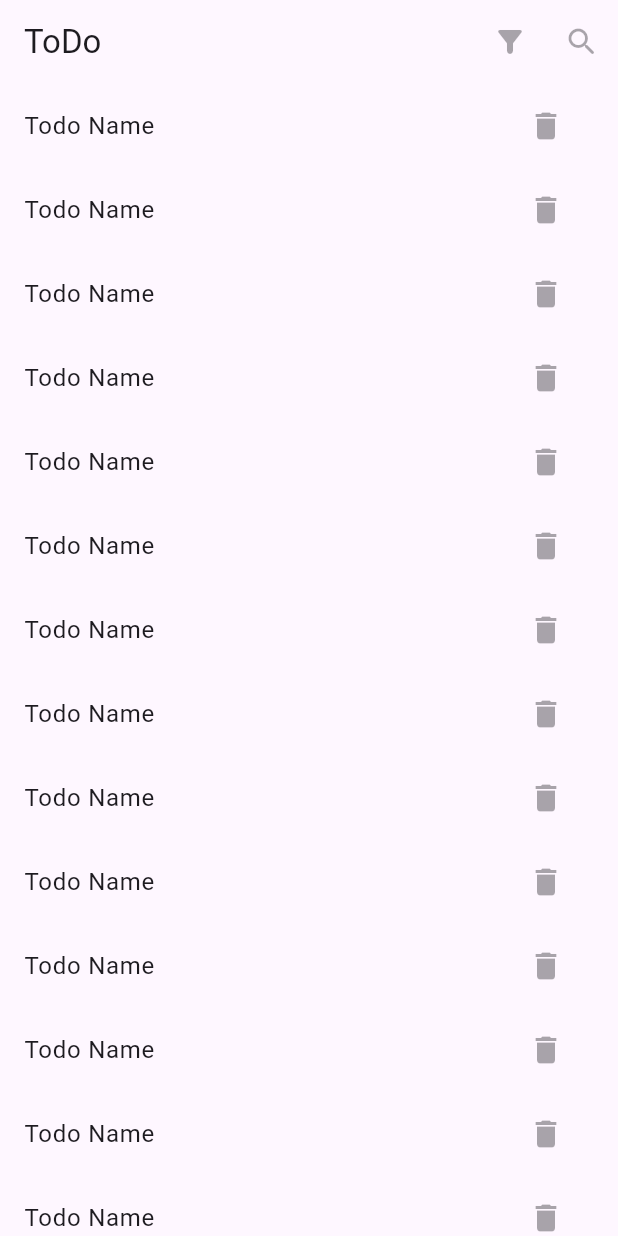
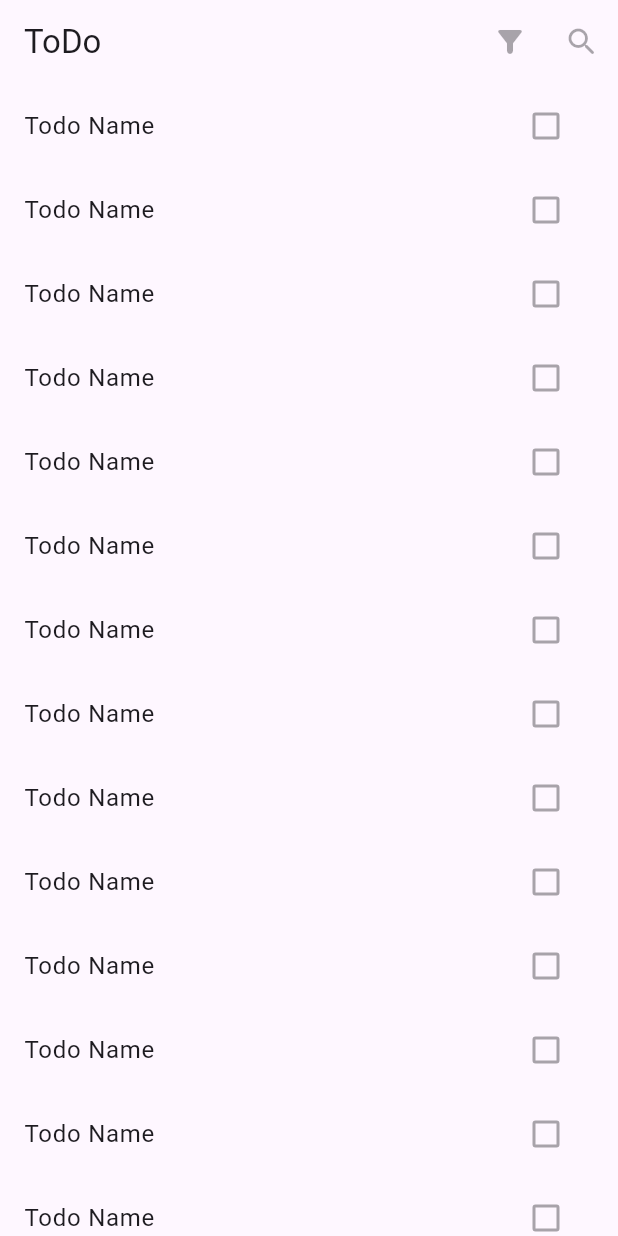
Before and after one commit to KimKyungWon0519/amuz_todo_list, a Flutter app: the screen it shows after launch, on a phone screen of 412 x 824 dp. Run offline on Flutter 3.47's test engine with Material 3 defaults, Android fonts, the phone set to English and light mode, and no system bars; our stand-ins replace go_router.

Commit message:
FEAT: Delete Icon을 CheckBox로 변경

```diff
--- a/lib/src/presentation/pages/todo_list_page/local_widgets/todo_tile.dart
+++ b/lib/src/presentation/pages/todo_list_page/local_widgets/todo_tile.dart
@@ -7,7 +7,7 @@ class TodoTile extends StatelessWidget {
   Widget build(BuildContext context) {
     return ListTile(
       title: Text("Todo Name"),
-      trailing: IconButton(onPressed: null, icon: Icon(Icons.delete)),
+      trailing: Checkbox(value: false, onChanged: null),
     );
   }
 }
```
